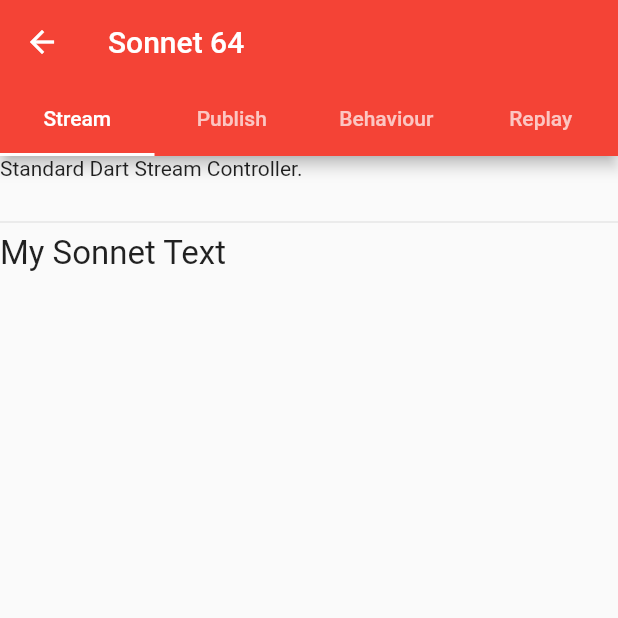
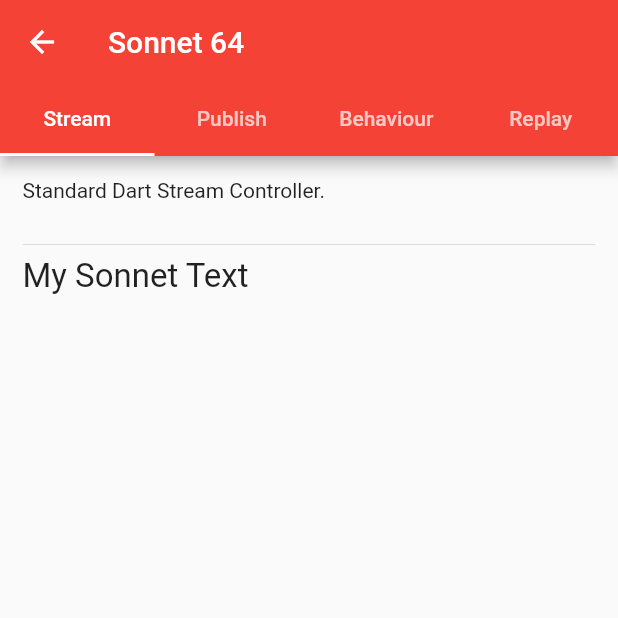
Before and after one commit to rajbahakdanyu/rxdart_tutorial, a Flutter app: the Reader screen opened directly, on a phone screen of 412 x 824 dp, the top half of it. Run offline on Flutter 3.47's test engine with Material 2 defaults, Android fonts, the phone set to English and light mode, and no system bars; our stand-ins replace google_fonts.

Commit message:
Added padding to tabs

```diff
--- a/lib/screens/reader.dart
+++ b/lib/screens/reader.dart
@@ -20,7 +20,9 @@ class Reader extends StatelessWidget {
             ],
           ),
         ),
-        body: TabBarView(
+        body: Padding(
+          padding: const EdgeInsets.all(15.0),
+          child: TabBarView(
             children: [
               Scaffold(
                 body: tabBody('Standard Dart Stream Controller.'),
@@ -38,6 +40,7 @@ class Reader extends StatelessWidget {
                     'A special StreamController that captures all of the items that have been added to the controller, and emits those as the first items to any new listener.'),
               ),
             ],
+          ),
         ),
       ),
     );
```
Lines whose indentation alone changed are shown as unchanged.
